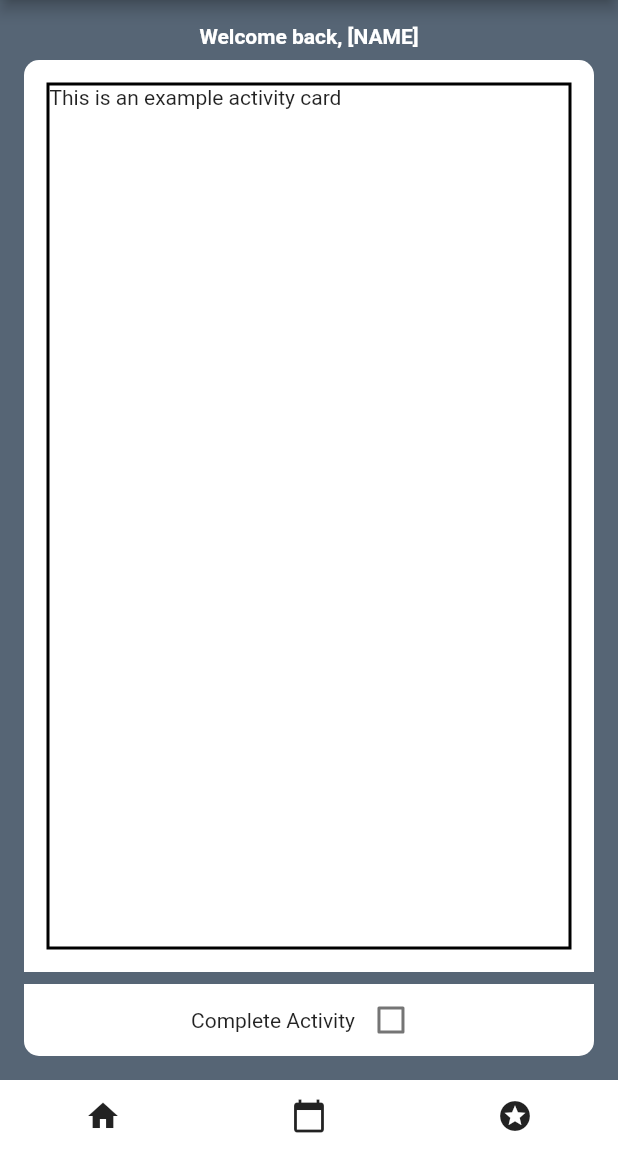
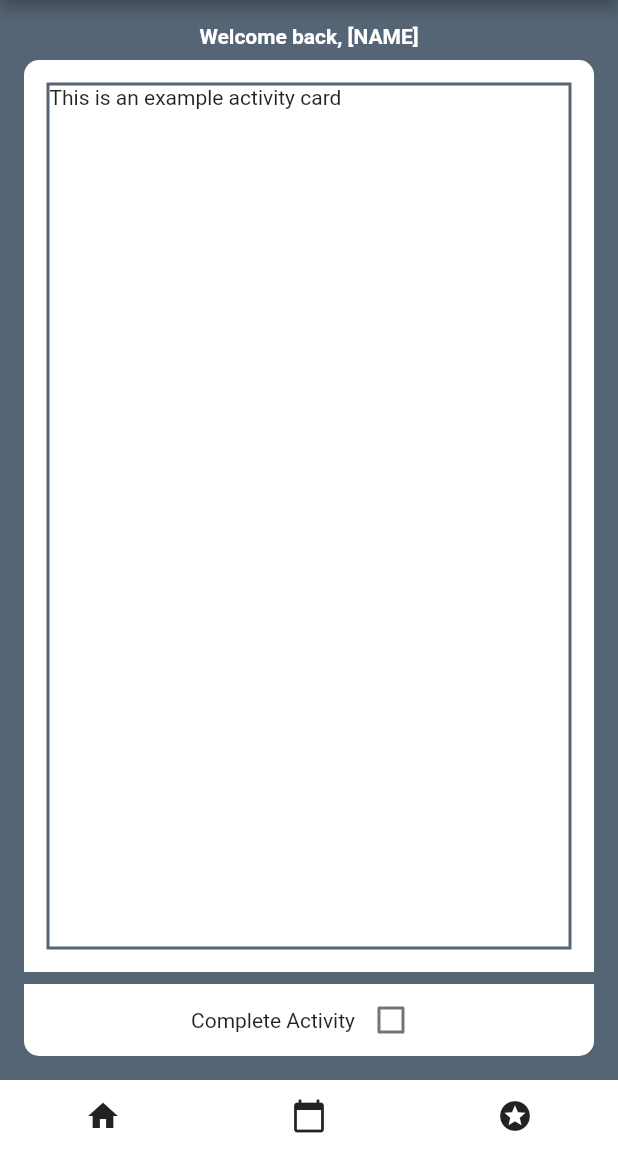
Before and after one commit to levylevylevy/onceadailydo, a Flutter app: the screen it shows after launch, on a phone screen of 412 x 824 dp, the part 84-1236 px from its top. Run offline on Flutter 3.47's test engine with Material 2 defaults, Android fonts, the light colour scheme and no system bars; our stand-ins replace google_fonts.

Commit message:
change color of border

```diff
--- a/lib/screens/ActivitySuggestionScreen.dart
+++ b/lib/screens/ActivitySuggestionScreen.dart
@@ -43,7 +43,7 @@ class _ActivitySuggestionScreenState extends State<ActivitySuggestionScreen> {
                       decoration: BoxDecoration(
                         border: Border.all(
                           width: 2.0,
-                          color: Colors.black,
+                          color: Color(0xFF566575),
                         ),
                       ),
                     ),
```
